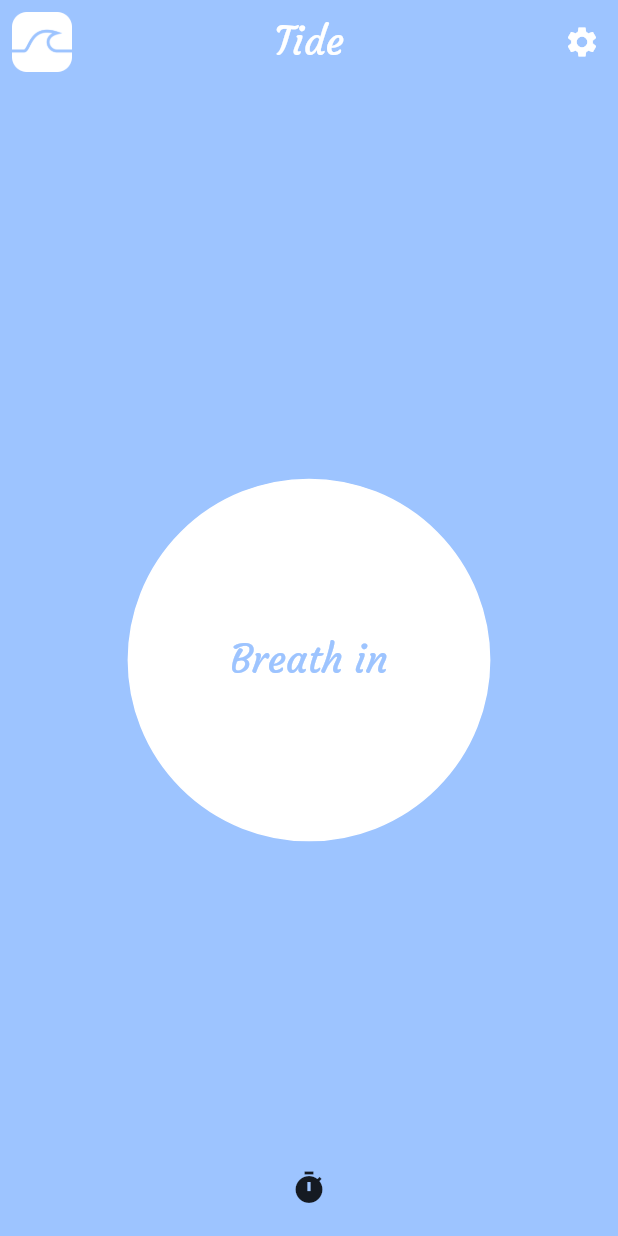
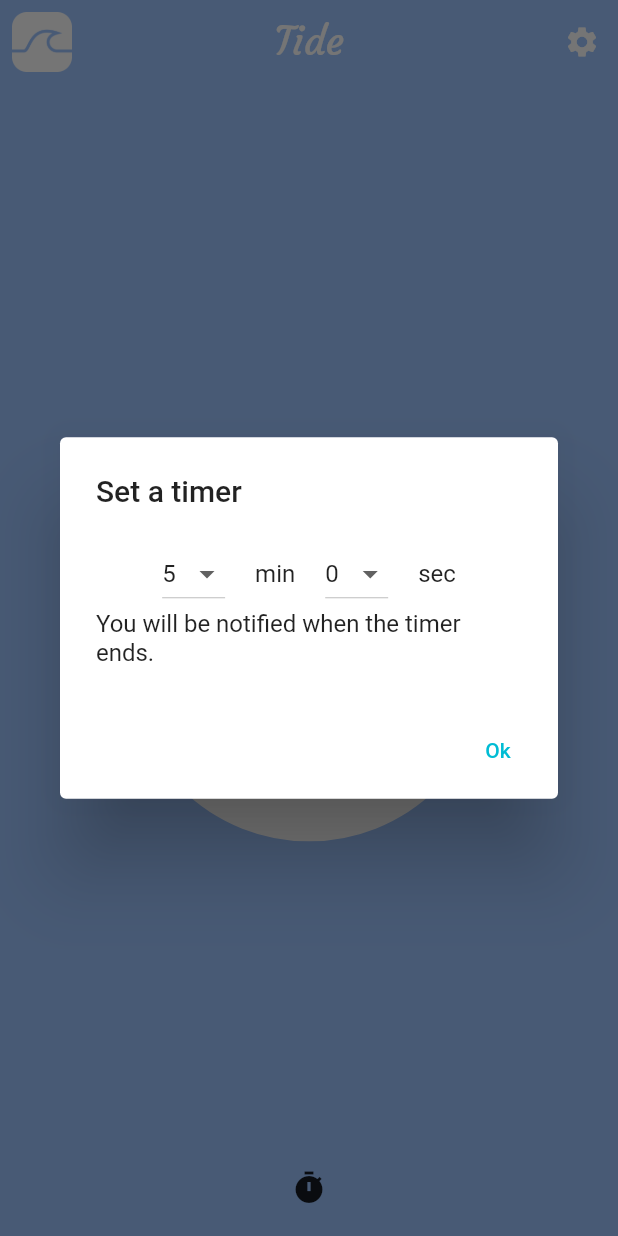
Before and after one commit to Cynnexis/tide, a Flutter app: the BreathingExercisePage screen opened by its route, after a tap on the "timer" icon, on a phone screen of 412 x 824 dp. Run offline on Flutter 3.47's test engine with Material 2 defaults, Android fonts, the phone set to English and light mode, and no system bars; our stand-ins replace args, flutter_settings_screens, shared_preferences, synchronized; accounts and stored records are empty; generated files the repository leaves out were written again.

Commit message:
:sparkles: New timer request
* Added a new dialog box to ask for timer. It is web-compatible(using native widgets).

```diff
--- a/lib/l10n/tide_en.arb
+++ b/lib/l10n/tide_en.arb
@@ -127,9 +127,13 @@
       }
     }
   },
-  "selectDuration": "Select a duration",
+  "setATimer": "Set a timer",
   "@selectDuration": {
     "description": "Ask the user to select a duration for a timer."
+  },
+  "timerDescription": "You will be notified when the timer ends.",
+  "@selectDuration": {
+    "description": "Describe the timer in the timer dialog box."
   },
   "tapToActivateTimer": "Tap to activate the timer",
   "@tapToActivateTimer": {
@@ -138,5 +142,13 @@
   "stopTimer": "Stop the timer",
   "@stopTimer": {
     "description": "Indicate the user that the button can stop the timer."
+  },
+  "shortMinute": "min",
+  "@shortMinute": {
+    "description": "Short format for minute."
+  },
+  "shortSecond": "sec",
+  "@shortSecond": {
+    "description": "Short format for second."
   }
 }
--- a/lib/l10n/tide_fr.arb
+++ b/lib/l10n/tide_fr.arb
@@ -24,7 +24,10 @@
   "formatMinutesSeconds": "{minutes}min {seconds}s",
   "formatMinutes": "{minutes}min",
   "formatSeconds": "{seconds}s",
-  "selectDuration": "Séléctionnez une durée",
+  "setATimer": "Configurez un minuteur",
+  "timerDescription": "Vous serez notifier lorsque le minuteur sera fini.",
   "tapToActivateTimer": "Tappez pour activer le minuteur",
-  "stopTimer": "Arrêter le minuteur"
+  "stopTimer": "Arrêter le minuteur",
+  "shortMinute": "min",
+  "shortSecond": "sec"
 }
--- a/lib/page/breathing_exercise_page.dart
+++ b/lib/page/breathing_exercise_page.dart
@@ -1,16 +1,15 @@
 import 'dart:async';
 import 'dart:developer' as dev;
 
-import 'package:collection/collection.dart';
 import 'package:flutter/foundation.dart';
 import 'package:flutter/material.dart';
 import 'package:flutter_gen/gen_l10n/tide_localizations.dart';
-import 'package:flutter_picker/flutter_picker.dart';
 import 'package:logging/logging.dart';
 import 'package:quiver/async.dart';
 import 'package:tide/theme.dart';
 import 'package:tide/widget/app_bar.dart';
 import 'package:tide/widget/breathing_bubble.dart';
+import 'package:tide/widget/timer_form.dart';
 
 /// Page that contains the breathing exercise.
 class BreathingExercisePage extends StatefulWidget {
@@ -101,10 +100,6 @@ class _BreathingExercisePageState extends State<BreathingExercisePage> {
                   },
                 );
               }),
-              // Disable the time on Web because the package flutter_picker does
-              // not handle mouse events, and creates huge lags when using it on
-              // a browser.
-              if (!kIsWeb)
               ButtonBar(
                 alignment: MainAxisAlignment.center,
                 children: <Widget>[
@@ -132,51 +127,34 @@ class _BreathingExercisePageState extends State<BreathingExercisePage> {
     );
   }
 
-  void _showTimerDialog(BuildContext context) {
-    Picker(
-      adapter: NumberPickerAdapter(
-        data: <NumberPickerColumn>[
-          NumberPickerColumn(
-            begin: 0,
-            end: 59,
-            initValue: 5,
-            onFormatValue: (int? value) =>
-                TideLocalizations.of(context)!.formatMinutes(value ?? 0),
+  Future<void> _showTimerDialog(BuildContext context) async {
+    TimerFormController timerController = TimerFormController();
+
+    await showDialog<Duration>(
+      context: context,
+      builder: (BuildContext context) => AlertDialog(
+        title: Text(TideLocalizations.of(context)!.setATimer),
+        content: Column(
+          mainAxisSize: MainAxisSize.min,
+          children: <Widget>[
+            TimerForm(
+              controller: timerController,
             ),
-          NumberPickerColumn(
-            begin: 0,
-            end: 59,
-            initValue: 0,
-            onFormatValue: (int? value) =>
-                TideLocalizations.of(context)!.formatSeconds(value ?? 0),
+            Text(TideLocalizations.of(context)!.timerDescription),
+          ],
+        ),
+        actions: <Widget>[
+          TextButton(
+            onPressed: () =>
+                Navigator.of(context).pop<Duration>(timerController.duration),
+            child: Text(TideLocalizations.of(context)!.ok),
           ),
         ],
-      ),
-      hideHeader: true,
-      title: Text(TideLocalizations.of(context)!.selectDuration),
-      onConfirm: (Picker picker, List<int> values) {
-        assert(picker.getSelectedValues().length == values.length);
-        assert(
-          const ListEquality<int>().equals(
-            picker
-                .getSelectedValues()
-                .map<int>((dynamic v) => v as int)
-                .toList(growable: false),
-            values,
+        alignment: Alignment.center,
       ),
     );
-        assert(picker.getSelectedValues().length == 2);
-        Duration duration = Duration(minutes: values[0], seconds: values[1]);
-        setCountdownTimer(duration);
-      },
-      backgroundColor: TideTheme.getSystem(context).dialogBackgroundColor,
-      textStyle: TideTheme.getSystem(context)
-              .dialogTheme
-              .contentTextStyle
-              ?.copyWith(color: TideTheme.getFontColor(context)) ??
-          TextStyle(color: TideTheme.getFontColor(context)),
-      looping: true,
-    ).showDialog(context);
+
+    setCountdownTimer(timerController.duration);
   }
 
   /// Cancel [_countdownTimer] and set it to `null` so the garbage collector can
--- /dev/null
+++ b/lib/widget/timer_form.dart
@@ -0,0 +1,221 @@
+import 'package:flutter/material.dart';
+import 'package:flutter_gen/gen_l10n/tide_localizations.dart';
+
+/// Form to request the user minutes and seconds.
+class TimerForm extends StatefulWidget {
+  final EdgeInsets padding;
+  final TimerFormController? controller;
+
+  const TimerForm({
+    Key? key,
+    this.padding = EdgeInsets.zero,
+    this.controller,
+  }) : super(key: key);
+
+  @override
+  State createState() => TimerFormState();
+}
+
+class TimerFormState extends State<TimerForm> {
+  /// Static list of integers from 0 to 59 (both included).
+  static final List<int> _l0to59 = List<int>.generate(60, (int i) => i);
+
+  /// Horizontal gap between widgets
+  static const SizedBox _horizontalGap = SizedBox(width: 20);
+
+  /// The minute field of the timer.
+  ///
+  /// Please don't use it directly, use its property [minute] instead.
+  int _minutes = 5;
+
+  /// The minute field of the timer.
+  ///
+  /// The value is in the range [0 ; 59].
+  int get minutes => _minutes.clamp(0, 59);
+
+  /// The minute field of the timer.
+  ///
+  /// The given value must be in the range [0 ; 59]. Setting a new value will
+  /// trigger the [widget.onChanged] callback.
+  set minutes(int m) {
+    if (m != _minutes) {
+      if (m < 0 || 59 < m) {
+        throw ArgumentError("Expected minute to be in [0 ; 59], got $m.");
+      }
+
+      _minutes = m;
+      onChanged();
+    }
+  }
+
+  /// The second field of the timer.
+  ///
+  /// Please don't use it directly, use its property [minute] instead.
+  int _seconds = 0;
+
+  /// The second field of the timer.
+  ///
+  /// The value is in the range [0 ; 59].
+  int get seconds => _seconds.clamp(0, 59);
+
+  /// The second field of the timer.
+  ///
+  /// The given value must be in the range [0 ; 59]. Setting a new value will
+  /// trigger the [widget.onChanged] callback.
+  set seconds(int s) {
+    if (s != _seconds) {
+      if (s < 0 || 59 < s) {
+        throw ArgumentError("Expected second to be in [0 ; 59], got $s.");
+      }
+
+      _seconds = s;
+      onChanged();
+    }
+  }
+
+  /// The fields as [Duration].
+  Duration get duration => Duration(minutes: minutes, seconds: seconds);
+
+  /// Set the timer fields according to [d].
+  ///
+  /// Thus function calls [setState].
+  void setDuration(Duration d, {bool notifyChanges = true}) {
+    // Total seconds is the duration, clamped between 0 and 3484s (59 * 59, the
+    // maximum amount of seconds the timer accepts)
+    int totalSeconds = d.inSeconds % 3485;
+
+    setState(() {
+      minutes = (totalSeconds / 60.0).floor().clamp(0, 59);
+      seconds = totalSeconds - (minutes * 60);
+    });
+
+    if (notifyChanges) {
+      onChanged();
+    }
+  }
+
+  @override
+  void initState() {
+    super.initState();
+
+    // Listen to controller
+    widget.controller?.addListener(onControllerChanged);
+
+    // Invoke the callback at the beginning with the default values
+    onChanged();
+  }
+
+  @override
+  void dispose() {
+    widget.controller?.removeListener(onControllerChanged);
+    super.dispose();
+  }
+
+  @override
+  Widget build(BuildContext context) {
+    final List<DropdownMenuItem<int>> dropdownItems = _l0to59
+        .map<DropdownMenuItem<int>>((int i) => DropdownMenuItem<int>(
+              child: Text(i.toString()),
+              value: i,
+            ))
+        .toList(growable: false);
+
+    return Padding(
+      padding: widget.padding,
+      child: Row(
+        mainAxisAlignment: MainAxisAlignment.center,
+        crossAxisAlignment: CrossAxisAlignment.center,
+        children: <Widget>[
+          DropdownButton<int>(
+            items: dropdownItems,
+            value: minutes,
+            onChanged: (int? newMinutes) {
+              setState(() {
+                minutes = newMinutes ?? 5;
+              });
+            },
+          ),
+          _horizontalGap,
+          Text(TideLocalizations.of(context)!.shortMinute),
+          _horizontalGap,
+          DropdownButton<int>(
+            items: dropdownItems,
+            value: seconds,
+            onChanged: (int? newSeconds) {
+              setState(() {
+                seconds = newSeconds ?? 0;
+              });
+            },
+          ),
+          _horizontalGap,
+          Text(TideLocalizations.of(context)!.shortSecond),
+        ],
+      ),
+    );
+  }
+
+  /// Function to call when a changes must be reported to controller in this
+  /// state.
+  ///
+  /// This function does **NOT** call [setState].
+  void onChanged() {
+    // Set the new duration in controller, but don't notify listeners (that
+    // would notify the state itself)
+    widget.controller?._setDuration(duration, notifyChanges: false);
+  }
+
+  /// Callback invoked when the controller changed its values.
+  ///
+  /// This function calls [setState] if a new value is detected.
+  void onControllerChanged() {
+    if (widget.controller != null && widget.controller!.duration != duration) {
+      // Don't notify the controller, it would create an infinite loop
+      setDuration(widget.controller!.duration, notifyChanges: false);
+    }
+  }
+}
+
+/// Controller for [TimerForm].
+class TimerFormController extends ChangeNotifier {
+  /// The duration associated to the [TimerForm].
+  Duration _duration = Duration.zero;
+
+  /// Get the current duration of the associated [TimerForm].
+  Duration get duration => _duration;
+
+  /// Set the duration of the associated [TimerForm], and notify listeners.
+  set duration(Duration d) => _setDuration(d, notifyChanges: true);
+
+  /// Set the duration of the associated [TimerForm].
+  ///
+  /// [notifyChanges] let you choose whether to notify listeners or not.
+  void _setDuration(Duration d, {bool notifyChanges = true}) {
+    _duration = d;
+    if (notifyChanges) {
+      notifyListeners();
+    }
+  }
+
+  /// Default constructor for the controller associated to a
+  /// [TimerForm] widget.
+  ///
+  /// Save an instance of [TimerFormController] in your widget state, and pass
+  /// it to your [TimerForm]. Use your [TimerFormController] instance to get or
+  /// set the [duration].
+  TimerFormController();
+
+  @override
+  bool operator ==(Object other) =>
+      identical(this, other) ||
+      other is TimerFormController &&
+          runtimeType == other.runtimeType &&
+          _duration == other._duration;
+
+  @override
+  int get hashCode => _duration.hashCode;
+
+  @override
+  String toString() {
+    return 'TimerFormController{_duration: $_duration}';
+  }
+}
--- a/pubspec.yaml
+++ b/pubspec.yaml
@@ -19,7 +19,6 @@ dependencies:
 
   args: ^2.0.0
   cupertino_icons: ^1.0.2
-  flutter_picker: ^2.0.2
   flutter_settings_screens: ^0.3.0-null-safety
   intl: ^0.17.0-nullsafety.2
   logging: ^1.0.1
```
Also changed, not shown: pubspec.lock. Lines whose indentation alone changed are shown as unchanged.
